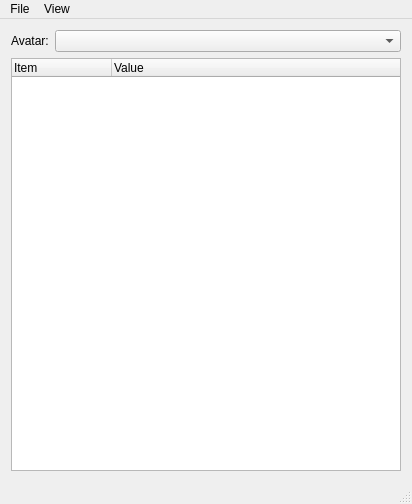
Above: MainWindow.ui from bsmr/CotA before the change. Below: the same form after it.
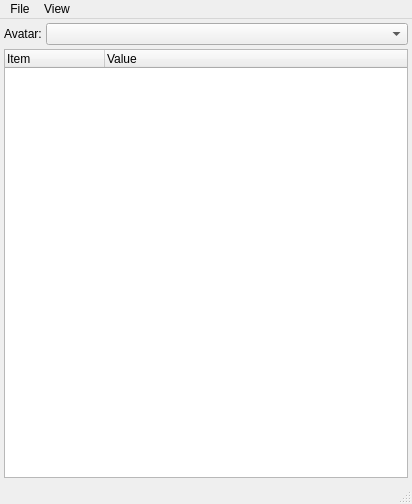
That is the form after the change. Icons and pictures are not drawn.

Commit message: Adjusted layout margins.

The edit to the form file:
```diff
--- a/MainWindow.ui
+++ b/MainWindow.ui
@@ -19,8 +19,26 @@
   </property>
   <widget class="QWidget" name="centralWidget">
    <layout class="QVBoxLayout" name="verticalLayout_2">
+    <property name="spacing">
+     <number>4</number>
+    </property>
+    <property name="leftMargin">
+     <number>4</number>
+    </property>
+    <property name="topMargin">
+     <number>4</number>
+    </property>
+    <property name="rightMargin">
+     <number>4</number>
+    </property>
+    <property name="bottomMargin">
+     <number>4</number>
+    </property>
     <item>
      <layout class="QHBoxLayout" name="horizontalLayout">
+      <property name="spacing">
+       <number>4</number>
+      </property>
       <item>
        <widget class="QLabel" name="label">
         <property name="text">
```
